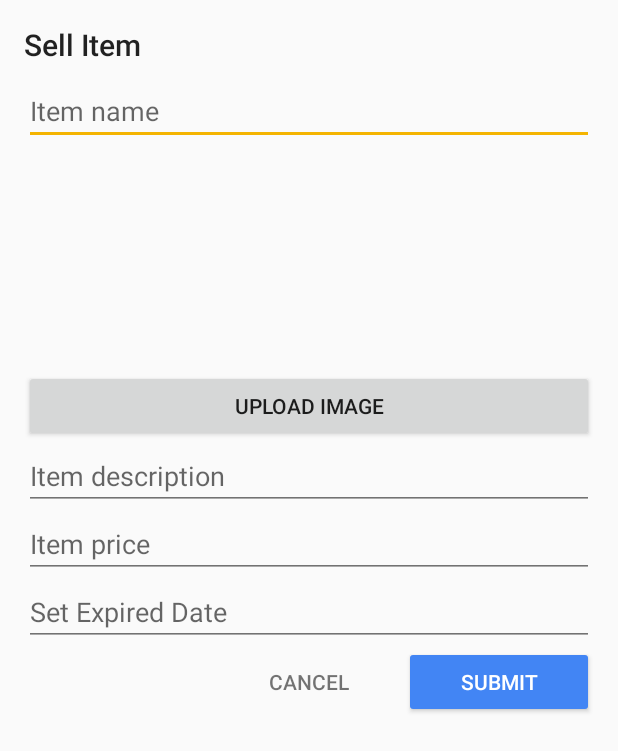
After one commit to gerryoei/tossIt, an Android app: the AddItemToSellActivity screen opened directly, with no data from a screen before it, on a phone screen of 412 x 824 dp. The commit adds this screen. Shown: the top 751 px of the screen. Run offline under Robolectric (Android 15) with nearby library versions, the phone set to English and light mode, and no system bars.

Commit message:
Added initial code to make item to sell form.

```diff
--- a/app/build.gradle
+++ b/app/build.gradle
@@ -49,6 +49,7 @@ dependencies {
     // Third-party libraries
     implementation 'me.zhanghai.android.materialratingbar:library:1.3.2'
     implementation 'com.github.bumptech.glide:glide:3.7.0'
+    implementation 'com.android.support:support-v4:28.0.0'
 }
 
 apply plugin: 'com.google.gms.google-services'
--- a/app/src/main/java/com/google/firebase/example/fireeats/AuctionDetailActivity.java
+++ b/app/src/main/java/com/google/firebase/example/fireeats/AuctionDetailActivity.java
@@ -222,7 +222,7 @@ public class AuctionDetailActivity extends AppCompatActivity implements
         mNameView.setText(tossItem.getName());
         mRatingIndicator.setRating((float) tossItem.getAvgRating());
         mNumRatingsView.setText(getString(R.string.fmt_num_ratings, tossItem.getNumRatings()));
-        mCityView.setText(tossItem.getCity());
+        mCityView.setText(tossItem.getAddress());
         mCategoryView.setText(tossItem.getCategory());
         mPriceView.setText(TossItemUtil.getPriceString(tossItem));
 
--- a/app/src/main/java/com/google/firebase/example/fireeats/adapter/TossItemAdapter.java
+++ b/app/src/main/java/com/google/firebase/example/fireeats/adapter/TossItemAdapter.java
@@ -98,7 +98,7 @@ public class TossItemAdapter extends FirestoreAdapter<TossItemAdapter.ViewHolder
 
             nameView.setText(tossItem.getName());
             ratingBar.setRating((float) tossItem.getAvgRating());
-            cityView.setText(tossItem.getCity());
+            cityView.setText(tossItem.getAddress());
             categoryView.setText(tossItem.getCategory());
             numRatingsView.setText(resources.getString(R.string.fmt_num_ratings,
                     tossItem.getNumRatings()));
--- a/app/src/main/java/com/google/firebase/example/fireeats/util/TossItemUtil.java
+++ b/app/src/main/java/com/google/firebase/example/fireeats/util/TossItemUtil.java
@@ -87,7 +87,7 @@ public class TossItemUtil {
         int[] prices = new int[]{1, 2, 3};
 
         tossItem.setName(getRandomName(random));
-        tossItem.setCity(getRandomString(cities, random));
+        tossItem.setAddress(getRandomString(cities, random));
         tossItem.setCategory(getRandomString(categories, random));
         tossItem.setPhoto(getRandomString(IMG_LINKS, random));
         tossItem.setPrice(getRandomInt(prices, random));
--- /dev/null
+++ b/app/src/main/res/layout/activity_item_to_sell.xml
@@ -0,0 +1,97 @@
+<?xml version="1.0" encoding="utf-8"?>
+<ScrollView xmlns:android="http://schemas.android.com/apk/res/android"
+    android:layout_width="match_parent"
+    android:layout_height="match_parent">
+    <LinearLayout xmlns:android="http://schemas.android.com/apk/res/android"
+        android:layout_width="match_parent"
+        android:layout_height="wrap_content"
+        xmlns:app="http://schemas.android.com/apk/res-auto"
+        android:orientation="vertical"
+        android:padding="16dp">
+
+        <TextView
+            style="@style/AppTheme.Title"
+            android:layout_width="wrap_content"
+            android:layout_height="wrap_content"
+            android:layout_marginBottom="8dp"
+            android:text="Sell Item" />
+
+        <EditText
+            android:id="@+id/sellItem_form_name"
+            android:layout_width="match_parent"
+            android:layout_height="wrap_content"
+            android:layout_gravity="center_horizontal"
+            android:hint="Item name"
+            android:imeOptions="actionDone"/>
+
+        <ImageView
+            android:id = "@+id/sellItem_imageUpload"
+            android:layout_gravity="center_horizontal"
+            android:layout_width="150dp"
+            android:layout_height="150dp"/>
+
+        <Button
+            android:id = "@+id/button_imageUpload"
+            android:clickable="true"
+            android:layout_width="match_parent"
+            android:layout_height="wrap_content"
+            android:text = "Upload Image"/>
+
+        <EditText
+            android:id="@+id/sellItem_form_description"
+            android:layout_width="match_parent"
+            android:layout_height="wrap_content"
+            android:layout_gravity="center_horizontal"
+            android:hint="Item description"
+            android:imeOptions="actionDone"
+            android:maxLines="1"/>
+
+        <EditText
+            android:id="@+id/sellItem_form_price"
+            android:layout_width="match_parent"
+            android:layout_height="wrap_content"
+            android:layout_gravity="center_horizontal"
+            android:hint="Item price"
+            android:imeOptions="actionDone"/>
+
+        <EditText
+        android:id="@+id/expiredDate"
+        android:layout_width="match_parent"
+        android:layout_height="wrap_content"
+        android:layout_gravity="center_horizontal"
+        android:hint="Set Expired Date"
+            android:imeOptions="actionDone"/>
+
+        <LinearLayout
+            android:layout_width="match_parent"
+            android:layout_height="wrap_content"
+            android:orientation="horizontal">
+
+            <View
+                android:layout_width="0dp"
+                android:layout_height="0dp"
+                android:layout_weight="1" />
+
+            <Button
+                android:id="@+id/sellItem_form_cancel"
+                style="@style/Base.Widget.AppCompat.Button.Borderless"
+                android:layout_width="0dp"
+                android:layout_height="wrap_content"
+                android:layout_weight="1"
+                android:text="@string/cancel"
+                android:textColor="@color/greySecondary"
+                android:theme="@style/ThemeOverlay.FilterButton" />
+
+
+            <Button
+                android:id="@+id/sellItem_form_submit"
+                android:layout_width="0dp"
+                android:layout_height="wrap_content"
+                android:layout_weight="1"
+                android:text="@string/submit"
+                android:theme="@style/ThemeOverlay.FilterButton" />
+
+        </LinearLayout>
+
+    </LinearLayout>
+</ScrollView>
--- /dev/null
+++ b/app/src/main/res/xml/provider_paths.xml
@@ -0,0 +1,4 @@
+<?xml version="1.0" encoding="utf-8"?>
+<paths xmlns:android="http://schemas.android.com/apk/res/android">
+    <external-path name="external_files" path="."/>
+</paths>
```
Also changed, not shown: app/src/main/AndroidManifest.xml (+18 -0 lines), app/src/main/java/com/google/firebase/example/fireeats/AddItemToSellActivity.java (added, +207 -0 lines), app/src/main/java/com/google/firebase/example/fireeats/MainActivity.java (+13 -0 lines), app/src/main/java/com/google/firebase/example/fireeats/model/TossItem.java (+11 -11 lines).
